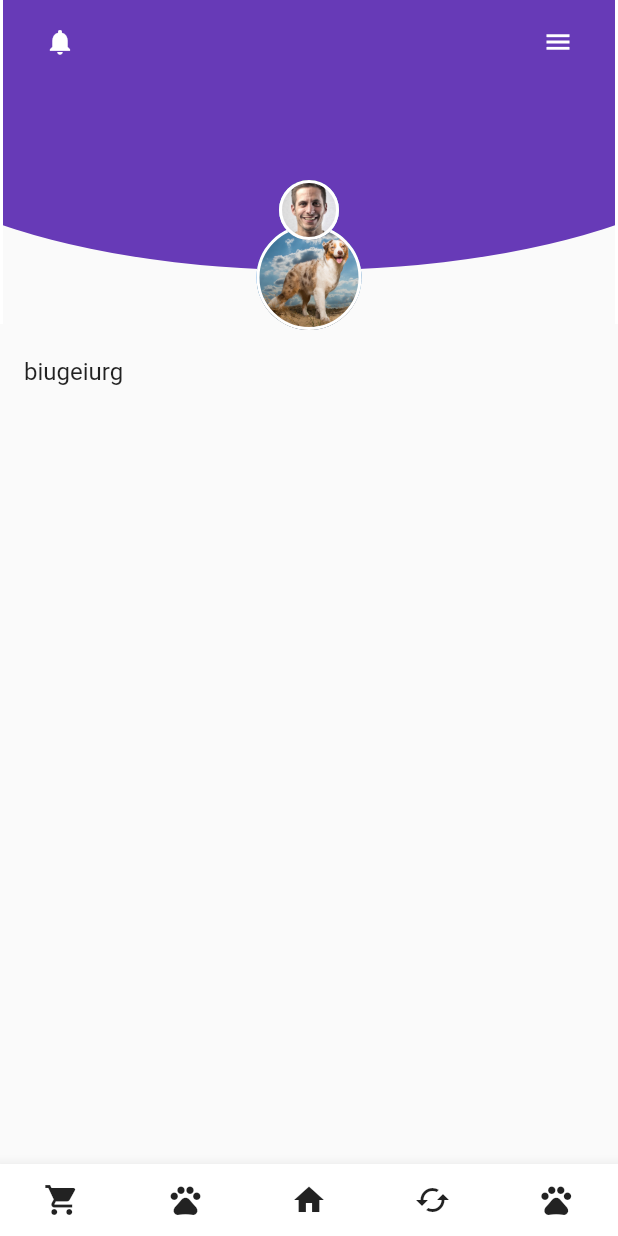
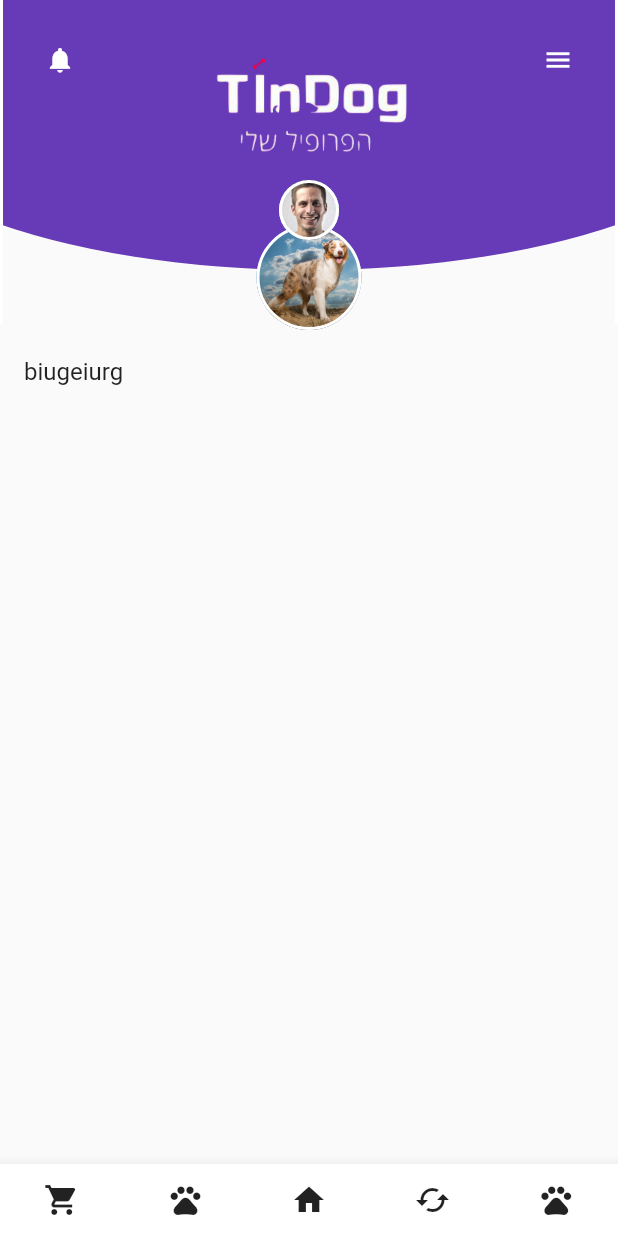
Before and after one commit to AndreyMokryj/flutter_ui_test, a Flutter app: the screen it shows after launch, on a phone screen of 412 x 824 dp. Run offline on Flutter 3.47's test engine with Material 2 defaults, Android fonts, the phone set to English and light mode, and no system bars.

```diff
--- a/lib/home.dart
+++ b/lib/home.dart
@@ -20,8 +20,9 @@ class HomePage extends StatelessWidget {
 //                    height: 2,
 //                  ),
 
+                  ListTile(
+
 // Icons
-                  ListTile(
                     leading: IconButton(
                       icon: Icon(
                         Icons.notifications,
@@ -38,7 +39,22 @@ class HomePage extends StatelessWidget {
                       onPressed: () {},
                       iconSize: 20,
                     ),
+
+// Logo
+                    title: Column(
+                      children: <Widget>[
+                        SizedBox(
+                          height: 25,
+                        ),
+                        SizedBox(
+                          height: 80,
+                          child: Image.asset("assets/logo.png"),
+                        ),
+                      ],
+                    ),
+
                   ),
+//                  Image.asset("assets/logo.png"),
                 ],
               ),
             ),
```
Also changed, not shown: assets/logo.png.
